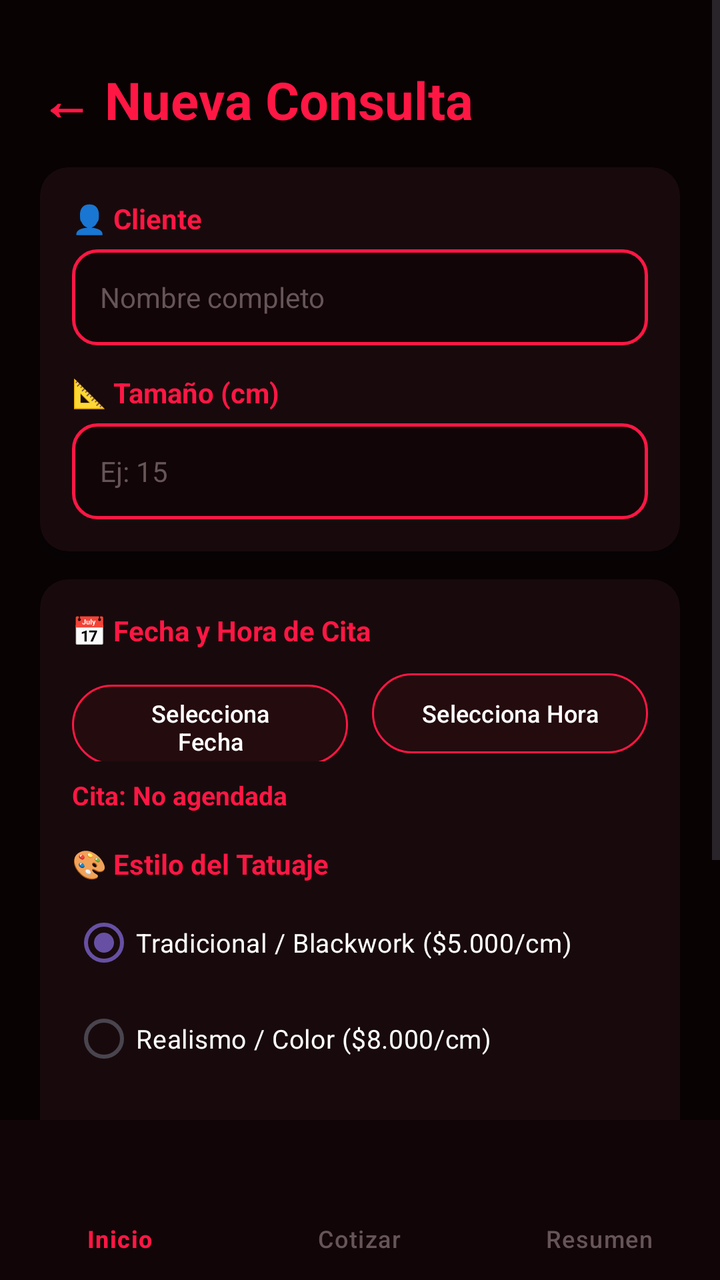
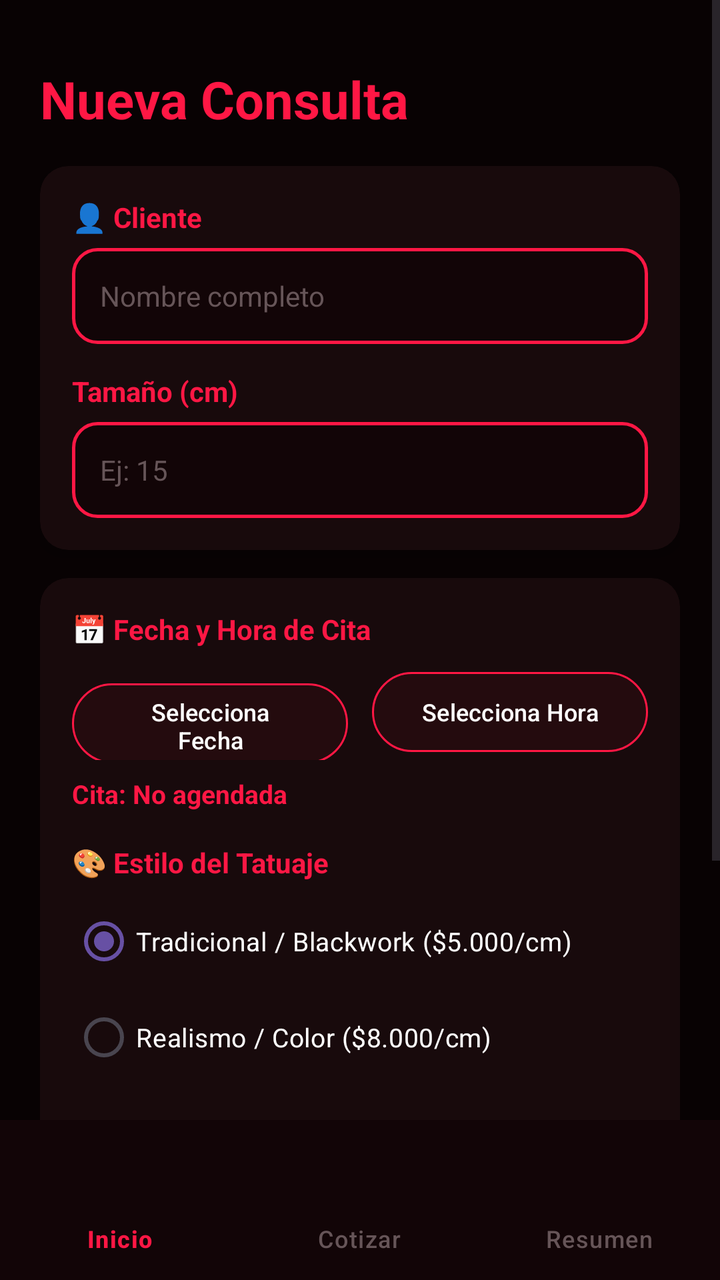

Screens rendered from an Android XML layout before and after an edit, with the pre-edit source and the edit as a unified diff.
<!-- AndroidManifest.xml: application theme Theme.TattoManager -->
<!-- res/layout/activity_cotizar.xml -->
<?xml version="1.0" encoding="utf-8"?>
<androidx.constraintlayout.widget.ConstraintLayout
    xmlns:android="http://schemas.android.com/apk/res/android"
    xmlns:app="http://schemas.android.com/apk/res-auto"
    android:id="@+id/main_cotizar"
    android:layout_width="match_parent"
    android:layout_height="match_parent"
    android:background="@color/bg_black">

    <ScrollView
        android:layout_width="0dp"
        android:layout_height="0dp"
        android:fillViewport="true"
        app:layout_constraintBottom_toTopOf="@id/bottomNavigation"
        app:layout_constraintEnd_toEndOf="parent"
        app:layout_constraintStart_toStartOf="parent"
        app:layout_constraintTop_toTopOf="parent">

        <androidx.constraintlayout.widget.ConstraintLayout
            android:layout_width="match_parent"
            android:layout_height="wrap_content"
            android:padding="20dp">

            <TextView
                android:id="@+id/txtTituloCotizar"
                android:layout_width="wrap_content"
                android:layout_height="wrap_content"
                android:layout_marginTop="12dp"
                android:text="← Nueva Consulta"
                android:textColor="@color/crimson_red"
                android:textSize="26sp"
                android:textStyle="bold"
                app:layout_constraintStart_toStartOf="parent"
                app:layout_constraintTop_toTopOf="parent" />

            <androidx.cardview.widget.CardView
                android:id="@+id/cardDatosCliente"
                android:layout_width="0dp"
                android:layout_height="wrap_content"
                android:layout_marginTop="16dp"
                app:cardBackgroundColor="@color/card_dark"
                app:cardCornerRadius="14dp"
                app:cardElevation="6dp"
                app:layout_constraintEnd_toEndOf="parent"
                app:layout_constraintStart_toStartOf="parent"
                app:layout_constraintTop_toBottomOf="@id/txtTituloCotizar">

                <LinearLayout
                    android:layout_width="match_parent"
                    android:layout_height="wrap_content"
                    android:orientation="vertical"
                    android:padding="16dp">

                    <TextView
                        android:id="@+id/lblCliente"
                        android:layout_width="wrap_content"
                        android:layout_height="wrap_content"
                        android:text="👤 Cliente"
                        android:textColor="@color/crimson_red"
                        android:textSize="14sp"
                        android:textStyle="bold" />

                    <EditText
                        android:id="@+id/edtNombreCliente"
                        android:layout_width="match_parent"
                        android:layout_height="48dp"
                        android:layout_marginTop="6dp"
                        android:background="@drawable/edit_text_custom"
                        android:hint="Nombre completo"
                        android:inputType="textPersonName"
                        android:paddingHorizontal="14dp"
                        android:textColor="@color/text_white"
                        android:textColorHint="@color/hint_grey"
                        android:textSize="14sp" />

                    <TextView
                        android:id="@+id/lblTamano"
                        android:layout_width="wrap_content"
                        android:layout_height="wrap_content"
                        android:layout_marginTop="14dp"
                        android:text="📐 Tamaño (cm)"
                        android:textColor="@color/crimson_red"
                        android:textSize="14sp"
                        android:textStyle="bold" />

                    <EditText
                        android:id="@+id/edtTamanoCm"
                        android:layout_width="match_parent"
                        android:layout_height="48dp"
                        android:layout_marginTop="6dp"
                        android:background="@drawable/edit_text_custom"
                        android:hint="Ej: 15"
                        android:inputType="number"
                        android:paddingHorizontal="14dp"
                        android:textColor="@color/text_white"
                        android:textColorHint="@color/hint_grey"
                        android:textSize="14sp" />
                </LinearLayout>
            </androidx.cardview.widget.CardView>

            <androidx.cardview.widget.CardView
                android:id="@+id/cardEstiloOpciones"
                android:layout_width="0dp"
                android:layout_height="wrap_content"
                android:layout_marginTop="14dp"
                app:cardBackgroundColor="@color/card_dark"
                app:cardCornerRadius="14dp"
                app:cardElevation="6dp"
                app:layout_constraintEnd_toEndOf="parent"
                app:layout_constraintStart_toStartOf="parent"
                app:layout_constraintTop_toBottomOf="@id/cardDatosCliente">

                <LinearLayout
                    android:layout_width="match_parent"
                    android:layout_height="wrap_content"
                    android:orientation="vertical"
                    android:padding="16dp">

                    <TextView
                        android:layout_width="wrap_content"
                        android:layout_height="wrap_content"
                        android:text="📅 Fecha y Hora de Cita"
                        android:textColor="@color/crimson_red"
                        android:textSize="14sp"
                        android:textStyle="bold" />

                    <LinearLayout
                        android:layout_width="match_parent"
                        android:layout_height="wrap_content"
                        android:layout_marginTop="8dp"
                        android:orientation="horizontal">

                        <Button
                            android:id="@+id/btnFecha"
                            android:layout_width="0dp"
                            android:layout_height="48dp"
                            android:layout_marginEnd="6dp"
                            android:layout_weight="1"
                            android:backgroundTint="#240B0E"
                            android:text="Selecciona Fecha"
                            android:textColor="@color/text_white"
                            android:textSize="12sp"
                            app:strokeColor="@color/crimson_red"
                            app:strokeWidth="1dp" />

                        <Button
                            android:id="@+id/btnHora"
                            android:layout_width="0dp"
                            android:layout_height="48dp"
                            android:layout_marginStart="6dp"
                            android:layout_weight="1"
                            android:backgroundTint="#240B0E"
                            android:text="Selecciona Hora"
                            android:textColor="@color/text_white"
                            android:textSize="12sp"
                            app:strokeColor="@color/crimson_red"
                            app:strokeWidth="1dp" />
                    </LinearLayout>

                    <TextView
                        android:id="@+id/txtFechaHoraSelected"
                        android:layout_width="wrap_content"
                        android:layout_height="wrap_content"
                        android:layout_marginTop="8dp"
                        android:text="Cita: No agendada"
                        android:textColor="@color/crimson_red"
                        android:textSize="13sp"
                        android:textStyle="bold" />

                    <TextView
                        android:id="@+id/lblEstilo"
                        android:layout_width="wrap_content"
                        android:layout_height="wrap_content"
                        android:layout_marginTop="16dp"
                        android:text="🎨 Estilo del Tatuaje"
                        android:textColor="@color/crimson_red"
                        android:textSize="14sp"
                        android:textStyle="bold" />

                    <RadioGroup
                        android:id="@+id/rgEstiloTatuaje"
                        android:layout_width="match_parent"
                        android:layout_height="wrap_content"
                        android:layout_marginTop="6dp">

                        <RadioButton
                            android:id="@+id/rbTradicional"
                            android:layout_width="wrap_content"
                            android:layout_height="wrap_content"
                            android:buttonTint="@color/crimson_red"
                            android:checked="true"
                            android:text="Tradicional / Blackwork ($5.000/cm)"
                            android:textColor="@color/text_white"
                            android:textSize="13sp" />

                        <RadioButton
                            android:id="@+id/rbRealismo"
                            android:layout_width="wrap_content"
                            android:layout_height="wrap_content"
                            android:buttonTint="@color/crimson_red"
                            android:text="Realismo / Color ($8.000/cm)"
                            android:textColor="@color/text_white"
                            android:textSize="13sp" />
                    </RadioGroup>

                    <CheckBox
                        android:id="@+id/chkAbono"
                        android:layout_width="wrap_content"
                        android:layout_height="wrap_content"
                        android:layout_marginTop="10dp"
                        android:buttonTint="@color/crimson_red"
                        android:text="Registrar abono de reserva (20%)"
                        android:textColor="@color/text_white"
                        android:textSize="13sp" />
                </LinearLayout>
            </androidx.cardview.widget.CardView>

            <Button
                android:id="@+id/btnCalcular"
                android:layout_width="0dp"
                android:layout_height="56dp"
                android:layout_marginTop="20dp"
                android:layout_marginBottom="16dp"
                android:backgroundTint="@color/crimson_red"
                android:text="CALCULAR PRESUPUESTO ➔"
                android:textColor="@color/text_white"
                android:textSize="15sp"
                android:textStyle="bold"
                app:cornerRadius="28dp"
                app:layout_constraintBottom_toBottomOf="parent"
                app:layout_constraintEnd_toEndOf="parent"
                app:layout_constraintStart_toStartOf="parent"
                app:layout_constraintTop_toBottomOf="@id/cardEstiloOpciones" />

        </androidx.constraintlayout.widget.ConstraintLayout>
    </ScrollView>

    <com.google.android.material.bottomnavigation.BottomNavigationView
        android:id="@+id/bottomNavigation"
        android:layout_width="match_parent"
        android:layout_height="wrap_content"
        android:background="@color/input_bg"
        app:itemIconTint="@color/nav_selector"
        app:itemTextColor="@color/nav_selector"
        app:menu="@menu/bottom_nav_menu"
        app:layout_constraintBottom_toBottomOf="parent"
        app:layout_constraintEnd_toEndOf="parent"
        app:layout_constraintStart_toStartOf="parent" />

</androidx.constraintlayout.widget.ConstraintLayout>
<!-- resources referenced by this layout -->
<resources>
  <color name="bg_black">#080203</color>
  <color name="card_dark">#180A0C</color>
  <color name="crimson_red">#FF1744</color>
  <color name="hint_grey">#665558</color>
  <color name="input_bg">#120507</color>
  <color name="text_white">#FFFFFF</color>
  <!-- drawable edit_text_custom (drawable) -->
  <?xml version="1.0" encoding="utf-8"?>
  <shape xmlns:android="http://schemas.android.com/apk/res/android">
      <solid android:color="@color/input_bg" />
      <stroke android:width="1.5dp" android:color="@color/crimson_red" />
      <corners android:radius="12dp" />
  </shape>
  <style name="Theme.TattoManager" parent="Base.Theme.TattoManager" />
  <style name="Base.Theme.TattoManager" parent="Theme.Material3.DayNight.NoActionBar">
          
          
      </style>
</resources>

<!-- the commit's change to res/layout/activity_cotizar.xml (unified diff, before → after) -->
@@ -26,7 +26,7 @@
                 android:layout_width="wrap_content"
                 android:layout_height="wrap_content"
                 android:layout_marginTop="12dp"
-                android:text="← Nueva Consulta"
+                android:text="Nueva Consulta"
                 android:textColor="@color/crimson_red"
                 android:textSize="26sp"
                 android:textStyle="bold"
@@ -78,7 +78,7 @@
                         android:layout_width="wrap_content"
                         android:layout_height="wrap_content"
                         android:layout_marginTop="14dp"
-                        android:text="📐 Tamaño (cm)"
+                        android:text="Tamaño (cm)"
                         android:textColor="@color/crimson_red"
                         android:textSize="14sp"
                         android:textStyle="bold" />
